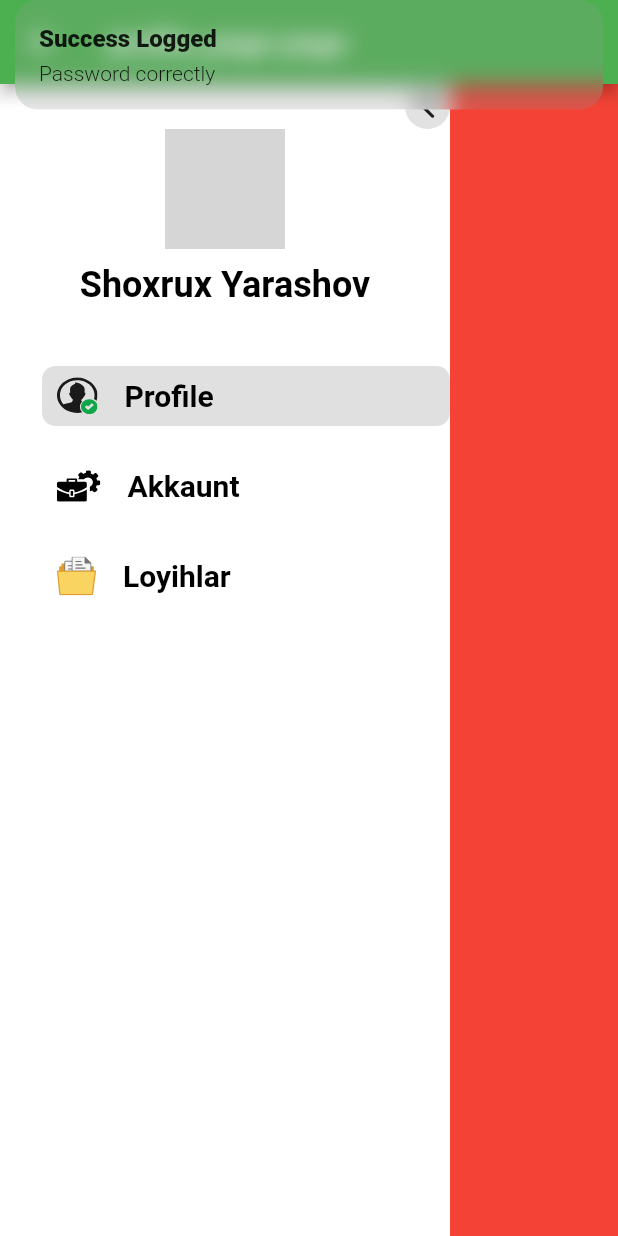
After one commit to ShokhrukhDeveloper/linkpinUz, a Flutter app: the screen it shows after launch, after a tap on "Kirish", on a phone screen of 412 x 824 dp. The commit adds this screen. Run offline on Flutter 3.47's test engine with Material 2 defaults, Android fonts, the phone set to English and light mode, and no system bars; our stand-ins replace cached_network_image, flutter_svg, get; network calls fail; grey boxes are pictures that could not be loaded.

Commit message:
NavigationBar added

```diff
--- /dev/null
+++ b/lib/app/config/AppTextStyle.dart
@@ -0,0 +1,16 @@
+import 'package:flutter/cupertino.dart';
+import 'package:flutter/material.dart';
+
+class AppTextStyle{
+  static const userNamesStyle=TextStyle(
+    fontSize: 24,
+    color: Colors.black,
+    fontWeight: FontWeight.bold
+  );
+
+  static const profileItemStyle= TextStyle(
+      fontSize: 20,
+      color: Colors.black,
+      fontWeight: FontWeight.w600
+  );
+}
--- a/lib/app/config/app_colors.dart
+++ b/lib/app/config/app_colors.dart
@@ -0,0 +1,6 @@
+import 'package:flutter/cupertino.dart';
+import 'package:flutter/material.dart';
+
+class AppColor{
+  static const menuItemBGColor=Colors.black12;
+}
--- a/lib/app/routes/app_pages.dart
+++ b/lib/app/routes/app_pages.dart
@@ -1,6 +1,8 @@
 import 'package:get/get.dart';
+import 'package:likpinuz/app/routes/app_routes.dart';
 import 'package:likpinuz/presentation/bindings/auth_binding.dart';
 import 'package:likpinuz/presentation/pages/login_page/login_page.dart';
+import '../../presentation/pages/home/home_page.dart';
 
 class AppPages
 {
@@ -8,8 +10,11 @@ class AppPages
     GetPage(
         name: "/",
         page:()=>const AuthPage(),
-        binding: AuthBinding()
-
-    )
+        binding: AuthBinding()),
+    GetPage(
+        name: AppRoutes.home,
+        page:()=> HomePage(),
+        // binding: AuthBinding()
+    ),
   ];
 }
--- a/lib/app/routes/app_routes.dart
+++ b/lib/app/routes/app_routes.dart
@@ -0,0 +1,6 @@
+
+
+class AppRoutes
+{
+  static const home="/home";
+}
--- a/lib/main.dart
+++ b/lib/main.dart
@@ -1,9 +1,8 @@
 import 'package:flutter/cupertino.dart';
 import 'package:flutter/material.dart';
-import 'package:flutter_svg/flutter_svg.dart';
 import 'package:get/get.dart';
 import 'package:likpinuz/app/routes/app_pages.dart';
-import 'presentation/pages/login_page/widgets/AppSignInButton.dart';
+
 
 void main() {
   runApp(const MyApp());
@@ -18,16 +17,7 @@ class MyApp extends StatelessWidget {
     return GetMaterialApp(
       title: 'LinkPin.Uz',
       theme: ThemeData(
-        // This is the theme of your application.
-        //
-        // Try running your application with "flutter run". You'll see the
-        // application has a blue toolbar. Then, without quitting the app, try
-        // changing the primarySwatch below to Colors.green and then invoke
-        // "hot reload" (press "r" in the console where you ran "flutter run",
-        // or simply save your changes to "hot reload" in a Flutter IDE).
-        // Notice that the counter didn't reset back to zero; the application
-        // is not restarted.
-        primarySwatch: Colors.blue,
+        primarySwatch: Colors.green,
       ),
       initialRoute: "/",
       getPages: AppPages.pages,
--- /dev/null
+++ b/lib/presentation/pages/home/home_page.dart
@@ -0,0 +1,34 @@
+import 'package:flutter/material.dart';
+import 'package:likpinuz/presentation/pages/my_projects_page/my_projects_page.dart';
+import 'package:likpinuz/presentation/pages/setting_page/setting_page.dart';
+import 'package:likpinuz/presentation/widgets/left_navigation_bar/RightNavigationBar.dart';
+
+import '../profile_page/profile_page.dart';
+
+class HomePage extends StatelessWidget {
+  HomePage({Key? key}) : super(key: key);
+  final PageController controller=PageController(initialPage: 0);
+  @override
+  Widget build(BuildContext context) {
+    return Scaffold(
+      appBar: AppBar(title: const Text("profile_page page"),),
+      body: Container(
+        child:Row(
+          children:  [
+             RightNavigationBar(pageController: controller,),
+            Expanded(
+              child: PageView(
+                controller: controller,
+                children: const [
+                  ProfilePage(),
+                  SettingPage(),
+                  MyProjectsPage()
+                ],
+              ),
+            )
+          ],
+        ),
+      ),
+    );
+  }
+}
--- a/lib/presentation/pages/login_page/widgets/login.dart
+++ b/lib/presentation/pages/login_page/widgets/login.dart
@@ -1,5 +1,7 @@
 import 'package:flutter/material.dart';
 import 'package:flutter_svg/flutter_svg.dart';
+import 'package:get/get.dart';
+import 'package:likpinuz/app/routes/app_routes.dart';
 import 'package:likpinuz/presentation/pages/login_page/widgets/AppSignInButton.dart';
 class Login extends StatefulWidget {
   const Login({Key? key}) : super(key: key);
@@ -27,7 +29,7 @@ class _LoginState extends State<Login> {
           children:  [
             SvgPicture.asset("assets/svg_icons/ic_app.svg"),
 
-            const Text("1brokhim's here!",
+            const Text("Welcome to Linkpin!!!",
               style: TextStyle(
                 color: Colors.black,
                 fontSize: 40.0,
@@ -114,7 +116,13 @@ class _LoginState extends State<Login> {
               ],
             ),
             const SizedBox(height: 25,),
-            SignInButton()
+            InkWell(
+                child: const SignInButton(),
+              onTap: (){
+                  Get.snackbar("Success Logged", "Password correctly");
+                  Get.toNamed(AppRoutes.home);
+              },
+            )
 
 
 
--- /dev/null
+++ b/lib/presentation/pages/my_projects_page/my_projects_page.dart
@@ -0,0 +1,18 @@
+import 'package:flutter/material.dart';
+class MyProjectsPage extends StatefulWidget {
+  const MyProjectsPage({Key? key}) : super(key: key);
+
+  @override
+  State<MyProjectsPage> createState() => _MyProjectsState();
+}
+
+class _MyProjectsState extends State<MyProjectsPage> {
+  @override
+  Widget build(BuildContext context) {
+    return Container(
+      width: double.infinity,
+      height: double.infinity,
+      color: Colors.orangeAccent,
+    );
+  }
+}
--- /dev/null
+++ b/lib/presentation/pages/profile_page/profile_page.dart
@@ -0,0 +1,20 @@
+import 'package:flutter/material.dart';
+
+
+class ProfilePage extends StatefulWidget {
+  const ProfilePage({Key? key}) : super(key: key);
+
+  @override
+  State<ProfilePage> createState() => _ProfilePageState();
+}
+
+class _ProfilePageState extends State<ProfilePage> {
+  @override
+  Widget build(BuildContext context) {
+    return Container(
+      width: double.infinity,
+      color: Colors.red,
+      height: double.infinity,
+    );
+  }
+}
--- /dev/null
+++ b/lib/presentation/pages/setting_page/setting_page.dart
@@ -0,0 +1,13 @@
+import 'package:flutter/material.dart';
+class SettingPage extends StatelessWidget {
+  const SettingPage({Key? key}) : super(key: key);
+
+  @override
+  Widget build(BuildContext context) {
+    return Container(
+      width: double.infinity,
+      height: double.infinity,
+      color: Colors.deepPurple,
+    );
+  }
+}
--- a/lib/presentation/widgets/app_bar.dart
+++ /dev/null
@@ -1,19 +0,0 @@
-import 'package:flutter/material.dart';
-import 'package:flutter_svg/flutter_svg.dart';
-
-
-class CustomAppBar extends StatefulWidget {
-  const CustomAppBar({Key? key}) : super(key: key);
-
-  @override
-  State<CustomAppBar> createState() => _CustomAppBarState();
-}
-
-class _CustomAppBarState extends State<CustomAppBar> {
-  @override
-  Widget build(BuildContext context) {
-    return AppBar(
-      leading:   SvgPicture.asset("assets/svg_icons/ic_app.svg"),
-    );
-  }
-}
--- /dev/null
+++ b/lib/presentation/widgets/left_navigation_bar/RightNavigationBar.UserData.Dart.dart
@@ -0,0 +1,70 @@
+import 'package:cached_network_image/cached_network_image.dart';
+import 'package:flutter/cupertino.dart';
+import 'package:flutter/material.dart';
+import 'package:likpinuz/app/config/AppTextStyle.dart';
+
+class RightNavigationBarUserData extends StatelessWidget {
+   RightNavigationBarUserData({
+     Key? key,
+     required this.isOpened,
+      this.userName,
+     this.imgUrl,
+     required this.onTap,
+
+   }) : super(key: key);
+
+  final bool isOpened;
+   VoidCallback onTap;
+   String? userName;
+   String? imgUrl;
+
+  @override
+  Widget build(BuildContext context) {
+
+    return  Column(
+
+      children:  [
+        Row(
+          mainAxisAlignment:MainAxisAlignment.end,children: [
+          InkWell(
+            onTap: onTap,
+            child: Container(
+                width: 30,
+                height: 30,
+                decoration: BoxDecoration(
+                    color: Colors.grey.withOpacity(0.3),
+                    borderRadius: BorderRadius.circular(15)
+                ),
+                child:isOpened?
+                const Icon(CupertinoIcons.back):
+                const Icon(CupertinoIcons.forward)),
+          )
+        ],),
+        Container(
+          width:80,
+          height: 80,
+          decoration: BoxDecoration(
+              color: Colors.red,
+              borderRadius: BorderRadius.circular(40),
+              image:  DecorationImage(
+                  image: CachedNetworkImageProvider(
+                    imgUrl??"https://picsum.photos/200/300",
+                    maxHeight: 50,
+                    maxWidth: 50,
+
+                  ),
+                  fit: BoxFit.cover
+
+              )
+          ),
+        ),
+        const SizedBox(height: 10,),
+         Text("${isOpened?userName:userName?[0]}",
+            style: AppTextStyle.userNamesStyle
+        )
+        // CachedNetworkImage(imageUrl: "https://picsum.photos/200/300")),
+
+      ],
+    );
+  }
+}
--- /dev/null
+++ b/lib/presentation/widgets/left_navigation_bar/RightNavigationBar.dart
@@ -0,0 +1,88 @@
+
+import 'package:cached_network_image/cached_network_image.dart';
+import 'package:flutter/cupertino.dart';
+import 'package:flutter/material.dart';
+import 'package:flutter_svg/flutter_svg.dart';
+import 'package:get/get.dart';
+import 'package:likpinuz/app/config/AppTextStyle.dart';
+
+import 'RightNavigationBar.UserData.Dart.dart';
+import 'menu_item.dart';
+
+class RightNavigationBar extends StatefulWidget {
+  const RightNavigationBar({Key? key, required this.pageController}) : super(key: key);
+  final PageController pageController;
+  @override
+  State<RightNavigationBar> createState() => _RightNavigationBarState();
+}
+
+class _RightNavigationBarState extends State<RightNavigationBar> {
+  final _isOpened=true.obs;
+
+var index=0.obs;
+  @override
+  Widget build(BuildContext context) {
+    return Obx(()=>
+       Container(
+
+        decoration: const BoxDecoration(
+         boxShadow: [
+           BoxShadow(
+             color: Colors.white,
+             spreadRadius: 3,
+             blurRadius: 4,
+             offset: Offset(0, 3), // changes position of shadow
+           ),
+         ]
+        ),
+
+        height: double.infinity,
+        width: _isOpened.value? 300:100,
+        // duration:const Duration(seconds: 2),
+        // curve: Curves.ease,
+        child: Column(
+          mainAxisAlignment: MainAxisAlignment.start,
+          crossAxisAlignment: CrossAxisAlignment.start,
+          children: [
+            RightNavigationBarUserData(
+              isOpened: _isOpened.value,
+              userName: "Shoxrux Yarashov",
+              onTap: () {
+              _isOpened(!_isOpened.value);
+
+              },),
+            const SizedBox(height: 40,),
+
+            MenuItem(
+              svgAssetName: 'assets/svg_icons/ic_profile.svg',
+
+              nameItem: 'Profile',
+              isCurrent: index.value==0, onTap: () {
+              index(0);
+              widget.pageController.jumpToPage(0);
+            }, isExpand: _isOpened.value,),
+            MenuItem(
+              svgAssetName: 'assets/svg_icons/ic_setting.svg',
+              nameItem: 'Akkaunt',
+              isCurrent: index.value==1,
+              onTap: () {
+                index(1);
+              widget.pageController.jumpToPage(1);},
+              isExpand: _isOpened.value,),
+            MenuItem(
+              svgAssetName: 'assets/svg_icons/ic_projects.svg',
+              nameItem: 'Loyihlar',
+              isCurrent: index.value==2,
+              onTap: () {
+                index(2);
+              widget.pageController.jumpToPage(2);
+            }, isExpand: _isOpened.value,),
+
+
+          ],
+        ),
+
+      ),
+    );
+  }
+}
--- /dev/null
+++ b/lib/presentation/widgets/left_navigation_bar/menu_item.dart
@@ -0,0 +1,40 @@
+import 'package:flutter/material.dart';
+import 'package:flutter_svg/svg.dart';
+import 'package:likpinuz/app/config/AppTextStyle.dart';
+import 'package:likpinuz/app/config/app_colors.dart';
+
+class MenuItem extends StatelessWidget {
+  const MenuItem({Key? key,  required this.onTap, required this.isCurrent, required this.nameItem, required this.svgAssetName, required this.isExpand}) : super(key: key);
+  final String nameItem;
+  final String svgAssetName;
+  final VoidCallback onTap;
+  final bool isCurrent;
+  final bool isExpand;
+  @override
+  Widget build(BuildContext context) {
+    return  InkWell(
+      onTap: onTap,
+     child: Container(
+       height: 40,
+          width: isExpand?double.infinity:null,
+          margin: const EdgeInsets.only(left: 28,bottom:20 ),
+          padding: const EdgeInsets.only(left: 10,right: 10),
+          decoration: BoxDecoration(
+            color: isCurrent? AppColor.menuItemBGColor:Colors.white,
+            borderRadius: BorderRadius.circular(9)
+          ),
+
+          child: Row(
+            mainAxisSize: MainAxisSize.min,
+            crossAxisAlignment: CrossAxisAlignment.center,
+            mainAxisAlignment: MainAxisAlignment.start,
+            children: [
+              SvgPicture.asset(svgAssetName),
+              if(isExpand)const SizedBox(width: 18,),
+              if(isExpand)Text(nameItem,style: AppTextStyle.profileItemStyle,)
+
+            ],
+          )),
+    );
+  }
+}
--- a/pubspec.yaml
+++ b/pubspec.yaml
@@ -36,6 +36,7 @@ dependencies:
   cupertino_icons: ^1.0.2
   flutter_svg: ^1.0.3
   get: ^4.6.5
+  cached_network_image: ^3.2.0
 
 dev_dependencies:
   flutter_test:
```
Also changed, not shown: assets/images/iam.png (added), assets/images/img_profile.jpg (added), assets/svg_icons/ic_profile.svg (added), assets/svg_icons/ic_projects.svg (added), assets/svg_icons/ic_setting.svg (added), pubspec.lock.
